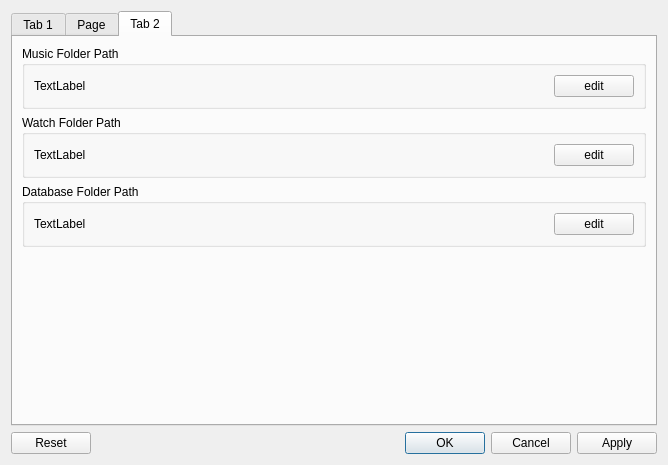
Above: src/Gui/settingswidget.ui from kernelcoffee/ErgoMusic before the change. Below: the same form after it.
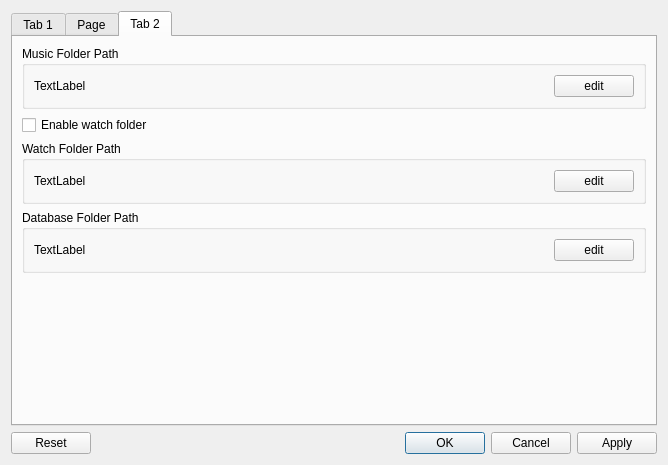
That is the form after the change.

```diff
--- a/src/Gui/settingswidget.ui
+++ b/src/Gui/settingswidget.ui
@@ -70,6 +70,17 @@
          </layout>
         </widget>
        </item>
+       <item>
+        <layout class="QHBoxLayout" name="checkBoxWatchFolderLayout">
+         <item>
+          <widget class="QCheckBox" name="checkBoxWatchFolder">
+           <property name="text">
+            <string>Enable watch folder</string>
+           </property>
+          </widget>
+         </item>
+        </layout>
+       </item>
        <item>
         <widget class="QGroupBox" name="watchFolderLayer">
          <property name="title">
```
Left out of the diff: 2 changed lines with no effect on the pictures.
